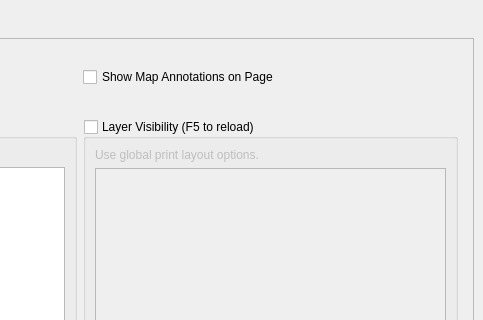
Old version of the form modules/plot/plot_layout_menu.ui in the repository felixvons/Easy-Print-Menu; both pictures show x 317 to 800 and y 0 to 320 of the 800 by 599 pixel window.
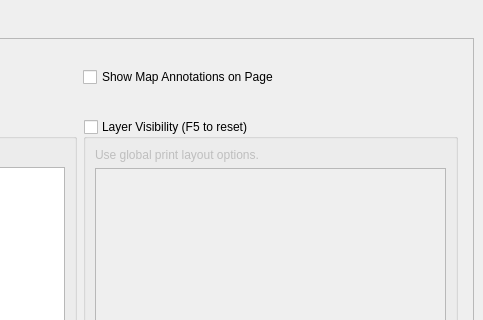
New version of the form.

Commit message: fix: F5 view reset on current visible layers and syncs

```diff
--- a/modules/plot/plot_layout_menu.ui
+++ b/modules/plot/plot_layout_menu.ui
@@ -114,7 +114,7 @@
              <string/>
             </property>
             <property name="title">
-             <string>Layer Visibility (F5 to reload)</string>
+             <string>Layer Visibility (F5 to reset)</string>
             </property>
             <property name="checkable">
              <bool>true</bool>
```
The commit also changes 3 other files.
